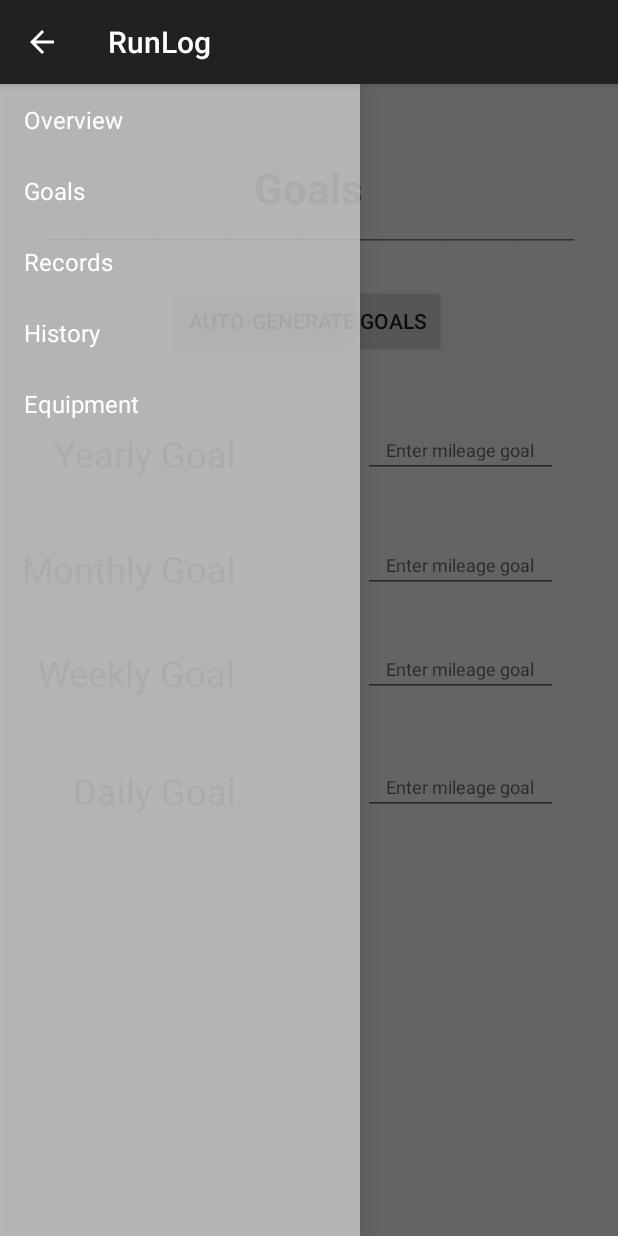
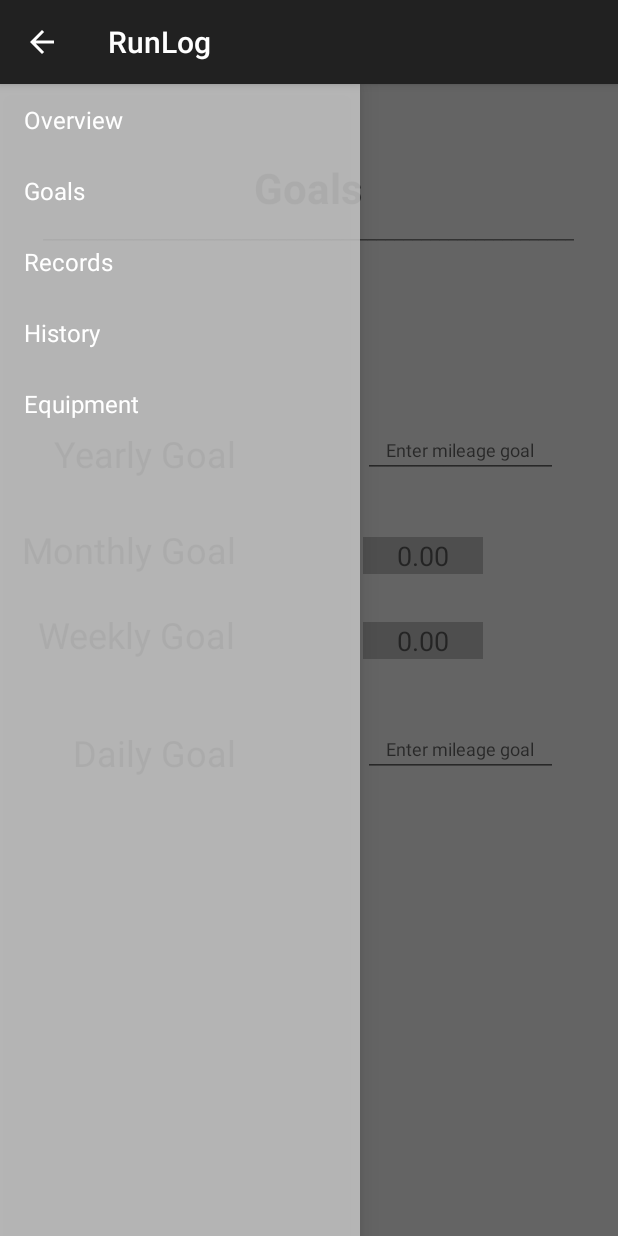
Before and after one commit to jdbaudean/CMSC495-running-app, an Android app: the fragment FragmentGoals placed in its activity, on a phone screen of 412 x 824 dp. Run offline under Robolectric (Android 15) with nearby library versions, the phone set to English and light mode, and no system bars; 2 statements that could not run were skipped.

Commit message:
Created SQL queries for Monthly and Weekly goals, created the java code to properly calculate the goal of a 10 percent increase, and changed the fragment_goals.xml so it could be displayed.

```diff
--- a/RunLogProject/RunLog/src/main/java/umuc/cmsc495/runlog/FragmentGoals.java
+++ b/RunLogProject/RunLog/src/main/java/umuc/cmsc495/runlog/FragmentGoals.java
@@ -6,8 +6,10 @@ import android.support.v4.app.Fragment;
 import android.view.LayoutInflater;
 import android.view.View;
 import android.view.ViewGroup;
+import android.widget.TextView;
 
 public class FragmentGoals extends Fragment {
+    private RunsDataSource dataSource;
 
     public static Fragment newInstance(Context context) {
         FragmentGoals f = new FragmentGoals();
@@ -18,7 +20,22 @@ public class FragmentGoals extends Fragment {
     @Override
     public View onCreateView(LayoutInflater inflater, ViewGroup container,Bundle savedInstanceState) {
         ViewGroup root = (ViewGroup) inflater.inflate(R.layout.fragment_goals, null);
+
+        TextView textGoalsWeekly = (TextView) root.findViewById(R.id.goals_weekly_val);
+        TextView textGoalsMonthly = (TextView) root.findViewById(R.id.goals_monthly_val);
+
+        textGoalsWeekly.setText(String.format("%.2f", dataSource.getWeeklyGoal()));
+        textGoalsMonthly.setText(String.format("%.2f", dataSource.getMonthlyGoal()));
+
         return root;
     }
 
+    @Override
+    public void onCreate(Bundle savedInstanceState) {
+        super.onCreate(savedInstanceState);
+        dataSource = new RunsDataSource(getActivity());
+        dataSource.open();
+
+    }
+
 }
--- a/RunLogProject/RunLog/src/main/java/umuc/cmsc495/runlog/RunsDataSource.java
+++ b/RunLogProject/RunLog/src/main/java/umuc/cmsc495/runlog/RunsDataSource.java
@@ -174,6 +174,7 @@ public class RunsDataSource {
         cal.clear(Calendar.SECOND);
         cal.clear(Calendar.MILLISECOND);
         cal.set(Calendar.DAY_OF_WEEK, cal.getFirstDayOfWeek());
+        cal.add(Calendar.DAY_OF_WEEK, 1);
 
         firstDayOfWeek = cal.getTimeInMillis();
 
@@ -286,6 +287,99 @@ public class RunsDataSource {
         return total;
     }
 
+
+    public double getWeeklyGoal() {
+
+        long firstDayOfLastWeek;
+        long firstDayOfThisWeek;
+        Double increase = 1.10;
+        Double total = 0.0;
+        Calendar cal = Calendar.getInstance();
+
+        //Clear calendar and get first day of week
+        cal.set(Calendar.HOUR_OF_DAY, 0);
+        cal.clear(Calendar.MINUTE);
+        cal.clear(Calendar.SECOND);
+        cal.clear(Calendar.MILLISECOND);
+        cal.set(Calendar.DAY_OF_WEEK, cal.getFirstDayOfWeek());
+
+
+        firstDayOfThisWeek = cal.getTimeInMillis();
+        cal.add(Calendar.WEEK_OF_YEAR, -1);
+        cal.add(Calendar.DAY_OF_WEEK, 1);
+        firstDayOfLastWeek = cal.getTimeInMillis();
+
+        String selectQuery = "SELECT SUM(" + MySQLiteHelper.COLUMN_DISTANCE + ") FROM " +
+            MySQLiteHelper.TABLE_RUNLOG  + " where " + MySQLiteHelper.COLUMN_DATE +
+            " between " + firstDayOfLastWeek + " and " + firstDayOfThisWeek + ";";
+
+        Cursor cursor = database.rawQuery(selectQuery, null);
+
+        if(cursor.moveToFirst()) {
+            total = cursor.getDouble(0);
+        }
+        total = (total * increase);
+        return total;
+    }
+
+    public double getMonthlyGoal() {
+
+        long firstDayOfLastMonth;
+        long lastDayOfLastMonth;
+        Double increase = 1.10;
+        Double total = 0.0;
+        Calendar cal = Calendar.getInstance();
+
+        //Clear calendar and get first day of Month
+        cal.set(Calendar.HOUR_OF_DAY, 0);
+        cal.clear(Calendar.MINUTE);
+        cal.clear(Calendar.SECOND);
+        cal.clear(Calendar.MILLISECOND);
+        cal.set(Calendar.DAY_OF_MONTH, -1);
+
+        lastDayOfLastMonth = cal.getTimeInMillis();
+
+        cal.add(Calendar.MONTH, -1);
+        cal.set(Calendar.DAY_OF_MONTH, 1);
+        firstDayOfLastMonth = cal.getTimeInMillis();
+
+        String selectQuery = "SELECT SUM(" + MySQLiteHelper.COLUMN_DISTANCE + ") FROM " +
+            MySQLiteHelper.TABLE_RUNLOG  + " where " + MySQLiteHelper.COLUMN_DATE +
+            " between " + firstDayOfLastMonth + " and " + lastDayOfLastMonth + ";";
+
+        Cursor cursor = database.rawQuery(selectQuery, null);
+
+        if(cursor.moveToFirst()) {
+            total = cursor.getDouble(0);
+        }
+
+        total = (total * increase);
+        return total;
+    }
+
+//    public double getMonthlyGoal() {
+//        Double total = 0.0;
+//        SimpleDateFormat nowWeek = new SimpleDateFormat("m");
+//        SimpleDateFormat nowYear = new SimpleDateFormat("y");
+//        Integer lastWeek = Integer.parseInt(nowWeek.format(new java.util.Date())) - 1;
+//        Integer thisYear = Integer.parseInt(nowYear.format(new java.util.Date()));
+//
+//
+//
+//        String selectQuery = "SELECT SUM(" + MySQLiteHelper.COLUMN_DISTANCE + ") FROM " +
+//                MySQLiteHelper.TABLE_RUNLOG + " WHERE strftime('%W-%Y', " + MySQLiteHelper.COLUMN_DATE +
+//                "/1000, 'unixepoch') IS '" + lastWeek + "-" + thisYear + "';";
+//
+//        Cursor cursor = database.rawQuery(selectQuery, null);
+//
+//        if(cursor.moveToFirst()) {
+//            total = cursor.getDouble(0);
+//        }
+//        total = (total * 1.10);
+//        return total;
+//    }
+
+
     private RunLogTable cursorToRunSession(Cursor cursor) {
 
 
--- a/RunLogProject/RunLog/src/main/res/layout/fragment_goals.xml
+++ b/RunLogProject/RunLog/src/main/res/layout/fragment_goals.xml
@@ -28,30 +28,28 @@
         android:inputType="numberDecimal"
         android:gravity="center_horizontal" />
 
-    <EditText
+    <TextView
         android:layout_width="wrap_content"
         android:layout_height="wrap_content"
         android:id="@+id/goals_monthly_val"
         android:layout_marginTop="39dp"
-        android:textSize="12dp"
+        android:textSize="18dp"
         android:layout_below="@+id/goals_yearly_val"
         android:layout_alignLeft="@+id/goals_yearly_val"
-        android:minWidth="130dp"
-        android:hint="Enter mileage goal"
-        android:inputType="numberDecimal"
+        android:minWidth="80dp"
+        android:background="#c4c4c4"
         android:gravity="center_horizontal" />
 
-    <EditText
+    <TextView
         android:layout_width="wrap_content"
         android:layout_height="wrap_content"
         android:id="@+id/goals_weekly_val"
         android:layout_marginTop="32dp"
         android:layout_below="@+id/goals_monthly_val"
         android:layout_alignLeft="@+id/goals_monthly_val"
-        android:textSize="12dp"
-        android:minWidth="130dp"
-        android:hint="Enter mileage goal"
-        android:inputType="numberDecimal"
+        android:textSize="18dp"
+        android:minWidth="80dp"
+        android:background="#c4c4c4"
         android:gravity="center_horizontal" />
 
     <EditText
@@ -104,16 +102,6 @@
         android:layout_alignBottom="@+id/goals_daily_val"
         android:layout_alignRight="@+id/goals_weekly" />
 
-    <Button
-        style="?android:attr/buttonStyleSmall"
-        android:layout_width="wrap_content"
-        android:layout_height="wrap_content"
-        android:text="Auto-Generate Goals"
-        android:id="@+id/goals_button_autogen"
-        android:layout_below="@+id/goals_title"
-        android:layout_centerHorizontal="true"
-        android:layout_marginTop="46dp"
-        android:clickable="true" />
 
     <TextView
         android:layout_width="wrap_content"
```
